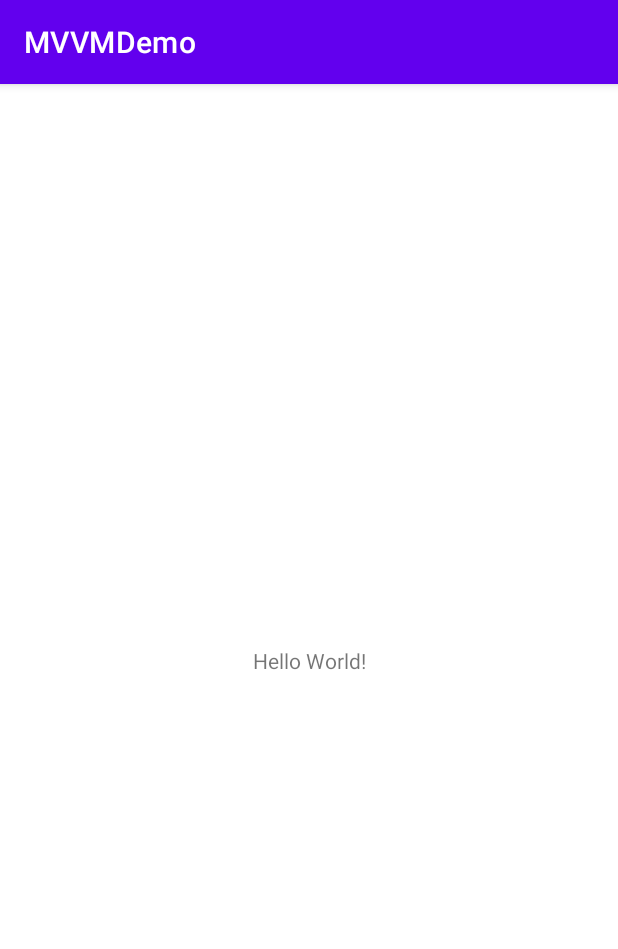
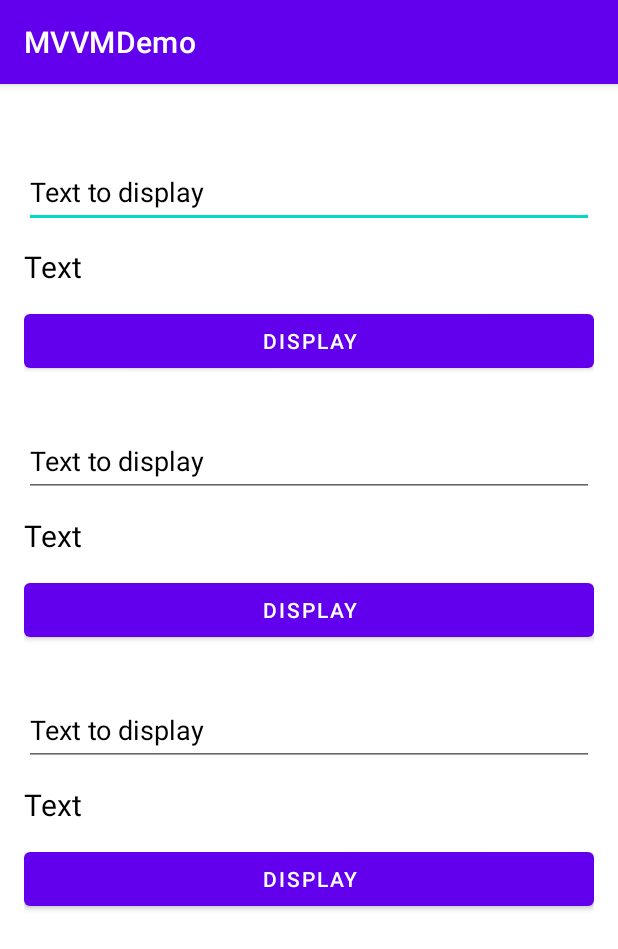
Before and after one commit to evdokimovvladislav/MVVMDemo, an Android app: the screen it shows after launch (MainActivity), on a phone screen of 412 x 824 dp. Shown: the top 949 px of the screen. Run offline under Robolectric (Android 15) with nearby library versions, the phone set to English and light mode, and no system bars.

Commit message:
MO-001: изучение MVVM
  -- создание основы

```diff
--- a/app/build.gradle
+++ b/app/build.gradle
@@ -8,7 +8,7 @@ android {
 
     defaultConfig {
         applicationId "com.example.mvvmdemo"
-        minSdk 23
+        minSdk 26
         targetSdk 32
         versionCode 1
         versionName "1.0"
@@ -29,9 +29,24 @@ android {
     kotlinOptions {
         jvmTarget = '1.8'
     }
+    buildFeatures{
+        viewBinding true
+    }
 }
 
 dependencies {
+
+    //Coroutines
+    implementation 'org.jetbrains.kotlinx:kotlinx-coroutines-core:1.6.0'
+    implementation 'org.jetbrains.kotlinx:kotlinx-coroutines-android:1.6.0'
+
+    //Lifecycle
+    implementation 'androidx.lifecycle:lifecycle-runtime-ktx:2.4.1'
+    implementation 'androidx.lifecycle:lifecycle-viewmodel-ktx:2.4.1'
+
+    //Koin
+    implementation 'io.insert-koin:koin-core:3.1.5'
+    implementation 'io.insert-koin:koin-android:3.1.5'
 
     implementation 'androidx.core:core-ktx:1.7.0'
     implementation 'androidx.appcompat:appcompat:1.4.1'
--- a/app/src/main/AndroidManifest.xml
+++ b/app/src/main/AndroidManifest.xml
@@ -3,6 +3,7 @@
     package="com.example.mvvmdemo">
 
     <application
+        android:name=".app.App"
         android:allowBackup="true"
         android:icon="@mipmap/ic_launcher"
         android:label="@string/app_name"
@@ -10,7 +11,7 @@
         android:supportsRtl="true"
         android:theme="@style/Theme.MVVMDemo">
         <activity
-            android:name=".MainActivity"
+            android:name=".view.MainActivity"
             android:exported="true">
             <intent-filter>
                 <action android:name="android.intent.action.MAIN" />
--- a/app/src/main/java/com/example/mvvmdemo/MainActivity.kt
+++ /dev/null
@@ -1,11 +0,0 @@
-package com.example.mvvmdemo
-
-import androidx.appcompat.app.AppCompatActivity
-import android.os.Bundle
-
-class MainActivity : AppCompatActivity() {
-    override fun onCreate(savedInstanceState: Bundle?) {
-        super.onCreate(savedInstanceState)
-        setContentView(R.layout.activity_main)
-    }
-}
--- /dev/null
+++ b/app/src/main/java/com/example/mvvmdemo/app/App.kt
@@ -0,0 +1,18 @@
+package com.example.mvvmdemo.app
+
+import android.app.Application
+import com.example.mvvmdemo.di.appModule
+import org.koin.android.ext.koin.androidContext
+import org.koin.core.context.startKoin
+
+class App: Application() {
+
+    override fun onCreate() {
+        super.onCreate()
+
+        startKoin {
+            androidContext(this@App)
+            modules(appModule)
+        }
+    }
+}
--- /dev/null
+++ b/app/src/main/java/com/example/mvvmdemo/di/AppModule.kt
@@ -0,0 +1,12 @@
+package com.example.mvvmdemo.di
+
+import com.example.mvvmdemo.viewmodel.MainViewModel
+import org.koin.androidx.viewmodel.dsl.viewModel
+import org.koin.dsl.module
+
+val appModule = module {
+
+    viewModel {
+        MainViewModel()
+    }
+}
--- /dev/null
+++ b/app/src/main/java/com/example/mvvmdemo/model/Data.kt
@@ -0,0 +1,8 @@
+package com.example.mvvmdemo.model
+
+object Data {
+
+    var liveDataText = ""
+    var flowText = ""
+    var rxText = ""
+}
--- /dev/null
+++ b/app/src/main/java/com/example/mvvmdemo/view/MainActivity.kt
@@ -0,0 +1,27 @@
+package com.example.mvvmdemo.view
+
+import android.os.Bundle
+import androidx.appcompat.app.AppCompatActivity
+import androidx.fragment.app.Fragment
+import com.example.mvvmdemo.databinding.ActivityMainBinding
+
+class MainActivity : AppCompatActivity() {
+
+    private val binding by lazy { ActivityMainBinding.inflate(layoutInflater) }
+
+    override fun onCreate(savedInstanceState: Bundle?) {
+        super.onCreate(savedInstanceState)
+        setContentView(binding.root)
+
+        if (savedInstanceState == null) {
+            openFragment(binding.container.id, MainFragment())
+        }
+    }
+
+    private fun openFragment(resId: Int, classFragment: Fragment) {
+        supportFragmentManager.beginTransaction().apply {
+            replace(resId, classFragment)
+            commit()
+        }
+    }
+}
--- /dev/null
+++ b/app/src/main/java/com/example/mvvmdemo/view/MainFragment.kt
@@ -0,0 +1,36 @@
+package com.example.mvvmdemo.view
+
+import android.os.Bundle
+import android.view.LayoutInflater
+import android.view.View
+import android.view.ViewGroup
+import androidx.fragment.app.Fragment
+import com.example.mvvmdemo.databinding.FragmentMainBinding
+import com.example.mvvmdemo.viewmodel.MainViewModel
+import org.koin.androidx.viewmodel.ext.android.viewModel
+
+class MainFragment : Fragment() {
+
+    private var _binding: FragmentMainBinding? = null
+    private val binding: FragmentMainBinding
+        get() = checkNotNull(_binding)
+
+    private val viewModel by viewModel<MainViewModel>()
+
+    override fun onCreateView(
+        inflater: LayoutInflater,
+        container: ViewGroup?,
+        savedInstanceState: Bundle?
+    ): View = FragmentMainBinding.inflate(layoutInflater).also {
+        _binding = it
+    }.root
+
+    override fun onViewCreated(view: View, savedInstanceState: Bundle?) {
+        super.onViewCreated(view, savedInstanceState)
+    }
+
+    override fun onDestroyView() {
+        _binding = null
+        super.onDestroyView()
+    }
+}
--- /dev/null
+++ b/app/src/main/java/com/example/mvvmdemo/viewmodel/MainViewModel.kt
@@ -0,0 +1,8 @@
+package com.example.mvvmdemo.viewmodel
+
+import androidx.lifecycle.ViewModel
+
+class MainViewModel: ViewModel() {
+
+
+}
--- a/app/src/main/res/layout/activity_main.xml
+++ b/app/src/main/res/layout/activity_main.xml
@@ -1,18 +1,7 @@
 <?xml version="1.0" encoding="utf-8"?>
-<androidx.constraintlayout.widget.ConstraintLayout xmlns:android="http://schemas.android.com/apk/res/android"
-    xmlns:app="http://schemas.android.com/apk/res-auto"
+<androidx.fragment.app.FragmentContainerView xmlns:android="http://schemas.android.com/apk/res/android"
     xmlns:tools="http://schemas.android.com/tools"
+    android:id="@+id/container"
     android:layout_width="match_parent"
     android:layout_height="match_parent"
-    tools:context=".MainActivity">
-
-    <TextView
-        android:layout_width="wrap_content"
-        android:layout_height="wrap_content"
-        android:text="Hello World!"
-        app:layout_constraintBottom_toBottomOf="parent"
-        app:layout_constraintLeft_toLeftOf="parent"
-        app:layout_constraintRight_toRightOf="parent"
-        app:layout_constraintTop_toTopOf="parent" />
-
-</androidx.constraintlayout.widget.ConstraintLayout>
+    tools:context=".view.MainActivity" />
--- /dev/null
+++ b/app/src/main/res/layout/fragment_main.xml
@@ -0,0 +1,62 @@
+<?xml version="1.0" encoding="utf-8"?>
+<LinearLayout xmlns:android="http://schemas.android.com/apk/res/android"
+    android:layout_width="match_parent"
+    android:layout_height="match_parent"
+    android:orientation="vertical"
+    android:padding="16dp">
+
+    <EditText
+        android:id="@+id/editTextLiveData"
+        style="@style/EditText"
+        android:layout_width="match_parent"
+        android:layout_height="wrap_content" />
+
+    <TextView
+        android:id="@+id/textViewLiveData"
+        style="@style/Text"
+        android:layout_width="match_parent"
+        android:layout_height="wrap_content" />
+
+    <Button
+        android:id="@+id/buttonLiveData"
+        style="@style/Button"
+        android:layout_width="match_parent"
+        android:layout_height="wrap_content" />
+
+    <EditText
+        android:id="@+id/editTextFlow"
+        style="@style/EditText"
+        android:layout_width="match_parent"
+        android:layout_height="wrap_content" />
+
+    <TextView
+        android:id="@+id/textViewFlow"
+        style="@style/Text"
+        android:layout_width="match_parent"
+        android:layout_height="wrap_content" />
+
+    <Button
+        android:id="@+id/buttonFlow"
+        style="@style/Button"
+        android:layout_width="match_parent"
+        android:layout_height="wrap_content" />
+
+    <EditText
+        android:id="@+id/editTextRx"
+        style="@style/EditText"
+        android:layout_width="match_parent"
+        android:layout_height="wrap_content" />
+
+    <TextView
+        android:id="@+id/textViewRx"
+        style="@style/Text"
+        android:layout_width="match_parent"
+        android:layout_height="wrap_content" />
+
+    <Button
+        android:id="@+id/buttonRx"
+        style="@style/Button"
+        android:layout_width="match_parent"
+        android:layout_height="wrap_content" />
+
+</LinearLayout>
--- a/app/src/main/res/values-night/themes.xml
+++ /dev/null
@@ -1,16 +0,0 @@
-<resources xmlns:tools="http://schemas.android.com/tools">
-    <!-- Base application theme. -->
-    <style name="Theme.MVVMDemo" parent="Theme.MaterialComponents.DayNight.DarkActionBar">
-        <!-- Primary brand color. -->
-        <item name="colorPrimary">@color/purple_200</item>
-        <item name="colorPrimaryVariant">@color/purple_700</item>
-        <item name="colorOnPrimary">@color/black</item>
-        <!-- Secondary brand color. -->
-        <item name="colorSecondary">@color/teal_200</item>
-        <item name="colorSecondaryVariant">@color/teal_200</item>
-        <item name="colorOnSecondary">@color/black</item>
-        <!-- Status bar color. -->
-        <item name="android:statusBarColor" tools:targetApi="l">?attr/colorPrimaryVariant</item>
-        <!-- Customize your theme here. -->
-    </style>
-</resources>
--- /dev/null
+++ b/app/src/main/res/values/dimens.xml
@@ -0,0 +1,6 @@
+<?xml version="1.0" encoding="utf-8"?>
+<resources>
+    <dimen name="text_size">20sp</dimen>
+    <dimen name="edit_text_height">48dp</dimen>
+    <dimen name="edit_text_top_margin">32dp</dimen>
+</resources>
--- a/app/src/main/res/values/strings.xml
+++ b/app/src/main/res/values/strings.xml
@@ -1,3 +1,6 @@
 <resources>
     <string name="app_name">MVVMDemo</string>
+    <string name="text_to_display">Text to display</string>
+    <string name="text">Text</string>
+    <string name="display">Display</string>
 </resources>
--- a/app/src/main/res/values/themes.xml
+++ b/app/src/main/res/values/themes.xml
@@ -13,4 +13,23 @@
         <item name="android:statusBarColor" tools:targetApi="l">?attr/colorPrimaryVariant</item>
         <!-- Customize your theme here. -->
     </style>
+
+    <style name="Text">
+        <item name="android:textSize">@dimen/text_size</item>
+        <item name="android:textColor">@color/black</item>
+        <item name="android:text">@string/text</item>
+        <item name="android:layout_marginVertical">12dp</item>
+    </style>
+
+    <style name="Button">
+        <item name="android:text">@string/display</item>
+    </style>
+
+    <style name="EditText">
+        <item name="android:layout_marginTop">@dimen/edit_text_top_margin</item>
+        <item name="android:minHeight">@dimen/edit_text_height</item>
+        <item name="android:textColor">@color/black</item>
+        <item name="android:text">@string/text_to_display</item>
+    </style>
+
 </resources>
```
